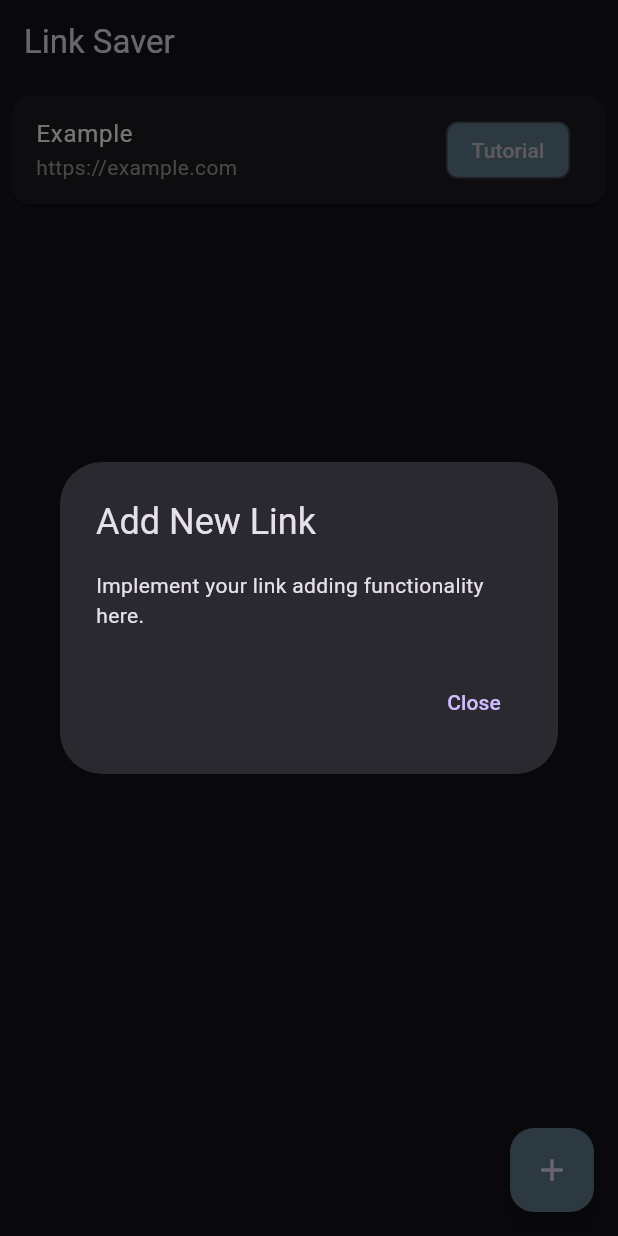
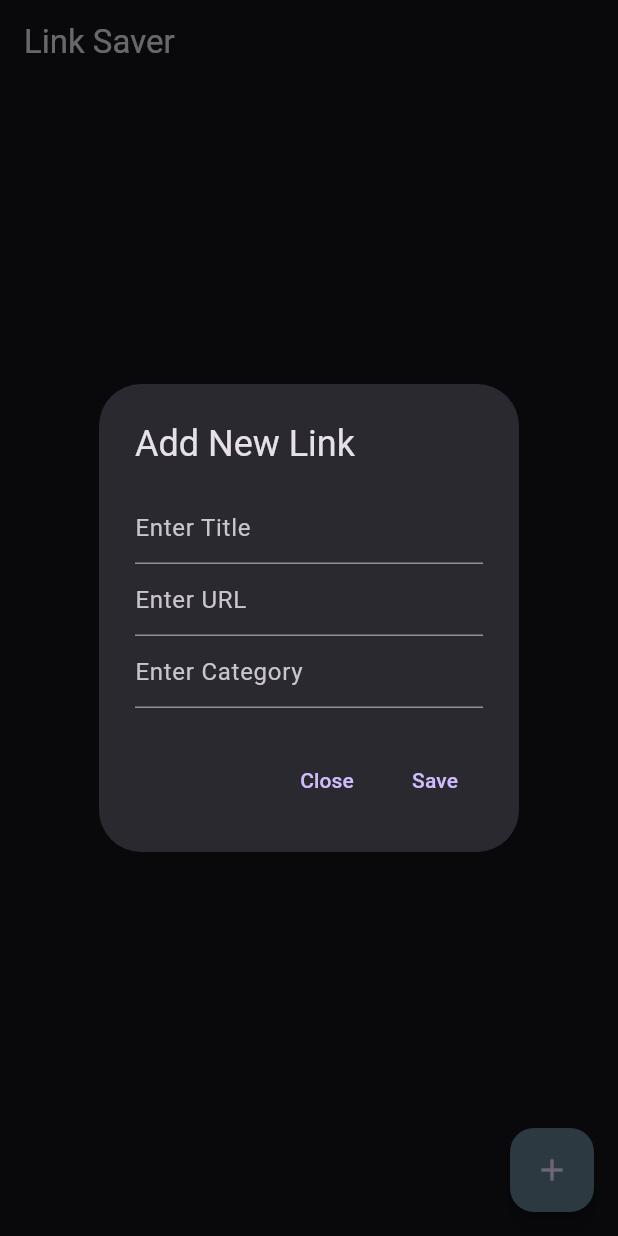
Before and after one commit to BugRuster/todo, a Flutter app: the screen it shows after launch, after a tap on the "add" icon, on a phone screen of 412 x 824 dp. Run offline on Flutter 3.47's test engine with Material 3 defaults, Android fonts, the phone set to English and light mode, and no system bars; our stand-ins replace cloud_firestore, firebase_core, get, pin_code_fields, random_string; accounts and stored records are empty.

Commit message:
Database for LinkSaver working fine

```diff
--- a/lib/AppScreensMain/LinkSaver.dart
+++ b/lib/AppScreensMain/LinkSaver.dart
@@ -1,4 +1,7 @@
+import 'package:cloud_firestore/cloud_firestore.dart';
 import 'package:flutter/material.dart';
+
+import '../DatabaseFiles/DataBase.dart';
 
 void main() {
   runApp(LinkSaver());
@@ -33,9 +36,11 @@ class LinkSaverHome extends StatefulWidget {
 }
 
 class _LinkSaverHomeState extends State<LinkSaverHome> {
-  List<LinkItem> links = [
-    LinkItem(url: 'https://example.com', title: 'Example', category: 'Tutorial'),
-  ];
+  final DatabaseService _databaseService = DatabaseService();
+  String selectedCategory = 'General'; // Default category or dynamic selection
+  TextEditingController urlController = TextEditingController();
+  TextEditingController titleController = TextEditingController();
+  TextEditingController categoryController = TextEditingController();
 
   @override
   Widget build(BuildContext context) {
@@ -43,7 +48,22 @@ class _LinkSaverHomeState extends State<LinkSaverHome> {
       appBar: AppBar(
         title: Text('Link Saver'),
       ),
-      body: ListView.builder(
+      body: StreamBuilder(
+        stream: _databaseService.getLinks(selectedCategory),
+        builder: (context, AsyncSnapshot<QuerySnapshot> snapshot) {
+          if (snapshot.hasError) {
+            return Text('Error: ${snapshot.error}');
+          }
+          if (snapshot.connectionState == ConnectionState.waiting) {
+            return CircularProgressIndicator();
+          }
+          var links = snapshot.data?.docs.map((doc) => LinkItem(
+            url: doc['url'],
+            title: doc['title'],
+            category: doc['category'],
+          )).toList() ?? [];
+
+          return ListView.builder(
             itemCount: links.length,
             itemBuilder: (context, index) {
               return Card(
@@ -55,8 +75,9 @@ class _LinkSaverHomeState extends State<LinkSaverHome> {
                     label: Text(links[index].category),
                     backgroundColor: Colors.blueGrey,
                   ),
-              onTap: () => _showLinkDetails(links[index]),
                 ),
+              );
+            },
           );
         },
       ),
@@ -69,35 +90,50 @@ class _LinkSaverHomeState extends State<LinkSaverHome> {
   }
 
   void _addNewLink() {
-    // Open a dialog to add a new link
     showDialog(
       context: context,
       builder: (BuildContext context) {
         return AlertDialog(
           title: Text("Add New Link"),
-          content: Text("Implement your link adding functionality here."),
+          content: Column(
+            mainAxisSize: MainAxisSize.min,
+            children: <Widget>[
+              TextField(
+                controller: titleController,
+                decoration: InputDecoration(hintText: "Enter Title"),
+              ),
+              TextField(
+                controller: urlController,
+                decoration: InputDecoration(hintText: "Enter URL"),
+              ),
+              TextField(
+                controller: categoryController,
+                decoration: InputDecoration(hintText: "Enter Category"),
+              ),
+            ],
+          ),
           actions: <Widget>[
             TextButton(
               child: Text("Close"),
               onPressed: () => Navigator.of(context).pop(),
             ),
-          ],
-        );
+            TextButton(
+              child: Text("Save"),
+              onPressed: () {
+                if (urlController.text.isNotEmpty &&
+                    titleController.text.isNotEmpty &&
+                    categoryController.text.isNotEmpty) {
+                  _databaseService.addLink({
+                    'url': urlController.text,
+                    'title': titleController.text,
+                    'category': categoryController.text,
+                  });
+                  urlController.clear();
+                  titleController.clear();
+                  categoryController.clear();
+                  Navigator.of(context).pop();
+                }
               },
-    );
-  }
-
-  void _showLinkDetails(LinkItem link) {
-    showDialog(
-      context: context,
-      builder: (BuildContext context) {
-        return AlertDialog(
-          title: Text(link.title),
-          content: Text("URL: ${link.url}\nCategory: ${link.category}"),
-          actions: <Widget>[
-            TextButton(
-              child: Text("Close"),
-              onPressed: () => Navigator.of(context).pop(),
             ),
           ],
         );
```
Lines whose indentation alone changed are shown as unchanged.
